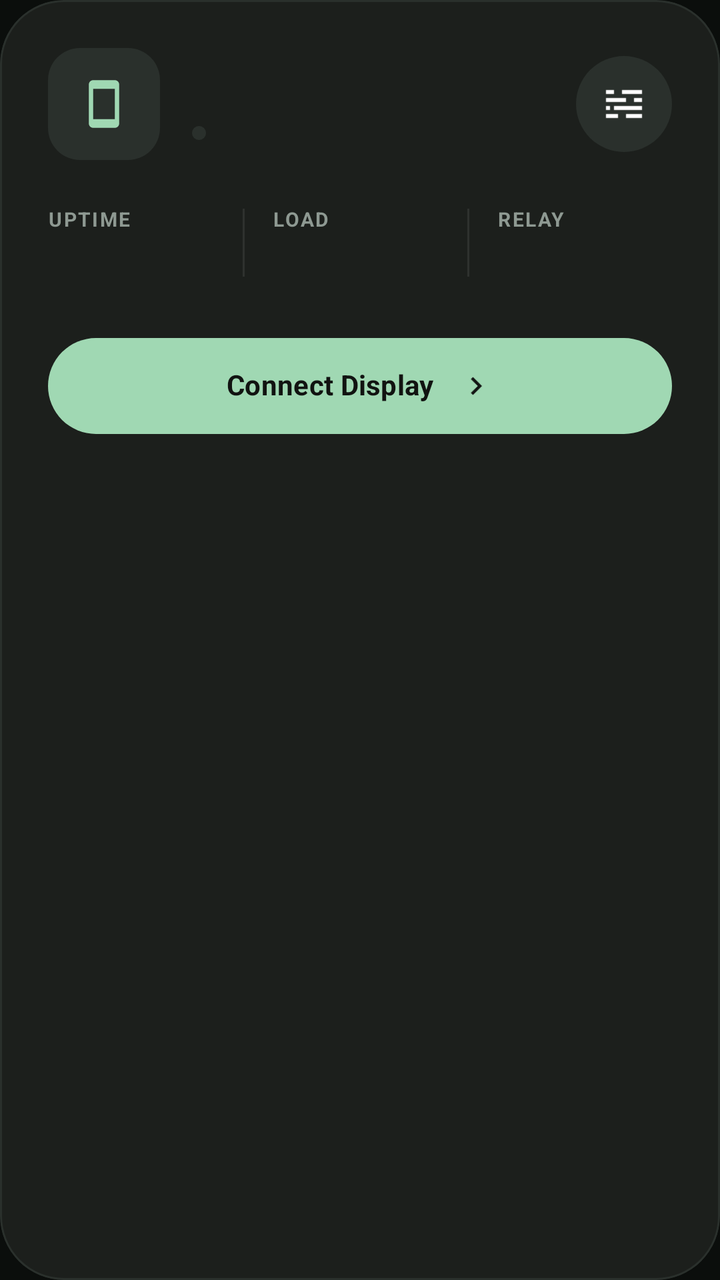
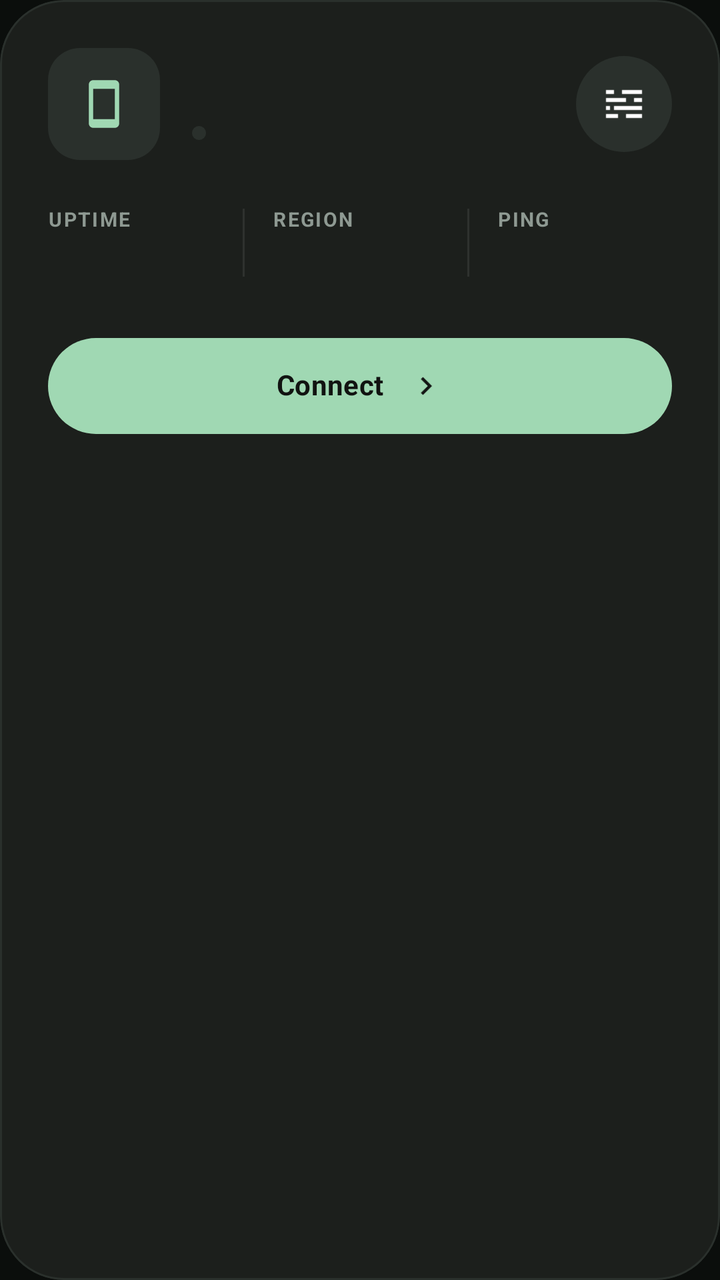

Screens rendered from an Android XML layout before and after an edit, with the pre-edit source and the edit as a unified diff.
<!-- AndroidManifest.xml: application theme Theme.Virtdroid -->
<!-- res/layout/runtime_card.xml -->
<?xml version="1.0" encoding="utf-8"?>
<com.google.android.material.card.MaterialCardView xmlns:android="http://schemas.android.com/apk/res/android"
    xmlns:app="http://schemas.android.com/apk/res-auto"
    android:layout_width="match_parent"
    android:layout_height="wrap_content"
    android:layout_marginBottom="20dp"
    app:cardBackgroundColor="@color/v_surface"
    app:cardCornerRadius="32dp"
    app:cardElevation="0dp"
    app:strokeColor="@color/v_border"
    app:strokeWidth="1dp">

    <LinearLayout
        android:layout_width="match_parent"
        android:layout_height="wrap_content"
        android:orientation="vertical"
        android:padding="24dp">

        <LinearLayout
            android:layout_width="match_parent"
            android:layout_height="wrap_content"
            android:gravity="center_vertical"
            android:orientation="horizontal">

            <FrameLayout
                android:layout_width="56dp"
                android:layout_height="56dp"
                android:background="@drawable/bg_surface_light_16">

                <ImageView
                    android:id="@+id/runtimeIcon"
                    android:layout_width="26dp"
                    android:layout_height="26dp"
                    android:layout_gravity="center"
                    android:src="@drawable/ic_phone"
                    android:tint="@color/v_accent" />
            </FrameLayout>

            <LinearLayout
                android:layout_width="0dp"
                android:layout_height="wrap_content"
                android:layout_marginStart="16dp"
                android:layout_weight="1"
                android:orientation="vertical">

                <TextView
                    android:id="@+id/runtimeTitleText"
                    android:layout_width="match_parent"
                    android:layout_height="wrap_content"
                    android:ellipsize="end"
                    android:fontFamily="sans"
                    android:includeFontPadding="false"
                    android:maxLines="1"
                    android:textColor="@color/v_text_primary"
                    android:textSize="19sp"
                    android:textStyle="bold" />

                <LinearLayout
                    android:layout_width="match_parent"
                    android:layout_height="wrap_content"
                    android:layout_marginTop="7dp"
                    android:gravity="center_vertical"
                    android:orientation="horizontal">

                    <View
                        android:id="@+id/runtimeStatusDot"
                        android:layout_width="7dp"
                        android:layout_height="7dp"
                        android:layout_marginEnd="7dp"
                        android:background="@drawable/bg_dot_muted" />

                    <TextView
                        android:id="@+id/runtimeSubtitleText"
                        android:layout_width="0dp"
                        android:layout_height="wrap_content"
                        android:layout_weight="1"
                        android:ellipsize="end"
                        android:fontFamily="sans"
                        android:includeFontPadding="false"
                        android:maxLines="1"
                        android:textColor="@color/v_text_muted"
                        android:textSize="13sp" />
                </LinearLayout>
            </LinearLayout>

            <ImageButton
                android:id="@+id/runtimeControlsButton"
                android:layout_width="48dp"
                android:layout_height="48dp"
                android:background="@drawable/bg_surface_light_circle"
                android:contentDescription="@string/runtime_controls"
                android:padding="13dp"
                android:src="@drawable/ic_tune"
                android:tint="@color/v_text_primary" />
        </LinearLayout>

        <LinearLayout
            android:id="@+id/runtimeStatsRow"
            android:layout_width="match_parent"
            android:layout_height="wrap_content"
            android:layout_marginTop="24dp"
            android:gravity="center_vertical"
            android:orientation="horizontal">

            <LinearLayout
                android:layout_width="0dp"
                android:layout_height="wrap_content"
                android:layout_weight="1"
                android:orientation="vertical">

                <TextView
                    android:id="@+id/runtimeStatOneLabel"
                    android:layout_width="wrap_content"
                    android:layout_height="wrap_content"
                    android:fontFamily="sans"
                    android:includeFontPadding="false"
                    android:letterSpacing="0.08"
                    android:text="@string/runtime_stat_one_label"
                    android:textAllCaps="true"
                    android:textColor="@color/v_text_muted"
                    android:textSize="10sp"
                    android:textStyle="bold" />

                <TextView
                    android:id="@+id/runtimeStatOneValue"
                    android:layout_width="wrap_content"
                    android:layout_height="wrap_content"
                    android:layout_marginTop="7dp"
                    android:fontFamily="sans"
                    android:includeFontPadding="false"
                    android:textColor="@color/v_text_primary"
                    android:textSize="14sp"
                    android:textStyle="bold" />
            </LinearLayout>

            <View
                android:layout_width="1dp"
                android:layout_height="34dp"
                android:layout_marginStart="10dp"
                android:layout_marginEnd="14dp"
                android:background="@color/v_border_soft" />

            <LinearLayout
                android:layout_width="0dp"
                android:layout_height="wrap_content"
                android:layout_weight="1"
                android:orientation="vertical">

                <TextView
                    android:id="@+id/runtimeStatTwoLabel"
                    android:layout_width="wrap_content"
                    android:layout_height="wrap_content"
                    android:fontFamily="sans"
                    android:includeFontPadding="false"
                    android:letterSpacing="0.08"
                    android:text="@string/runtime_stat_two_label"
                    android:textAllCaps="true"
                    android:textColor="@color/v_text_muted"
                    android:textSize="10sp"
                    android:textStyle="bold" />

                <TextView
                    android:id="@+id/runtimeStatTwoValue"
                    android:layout_width="wrap_content"
                    android:layout_height="wrap_content"
                    android:layout_marginTop="7dp"
                    android:fontFamily="sans"
                    android:includeFontPadding="false"
                    android:textColor="@color/v_text_primary"
                    android:textSize="14sp"
                    android:textStyle="bold" />
            </LinearLayout>

            <View
                android:layout_width="1dp"
                android:layout_height="34dp"
                android:layout_marginStart="10dp"
                android:layout_marginEnd="14dp"
                android:background="@color/v_border_soft" />

            <LinearLayout
                android:layout_width="0dp"
                android:layout_height="wrap_content"
                android:layout_weight="1"
                android:orientation="vertical">

                <TextView
                    android:id="@+id/runtimeStatThreeLabel"
                    android:layout_width="wrap_content"
                    android:layout_height="wrap_content"
                    android:fontFamily="sans"
                    android:includeFontPadding="false"
                    android:letterSpacing="0.08"
                    android:text="@string/runtime_stat_three_label"
                    android:textAllCaps="true"
                    android:textColor="@color/v_text_muted"
                    android:textSize="10sp"
                    android:textStyle="bold" />

                <TextView
                    android:id="@+id/runtimeStatThreeValue"
                    android:layout_width="wrap_content"
                    android:layout_height="wrap_content"
                    android:layout_marginTop="7dp"
                    android:fontFamily="sans"
                    android:includeFontPadding="false"
                    android:textColor="@color/v_text_primary"
                    android:textSize="14sp"
                    android:textStyle="bold" />
            </LinearLayout>
        </LinearLayout>

        <com.google.android.material.button.MaterialButton
            android:id="@+id/connectRuntimeButton"
            android:layout_width="match_parent"
            android:layout_height="56dp"
            android:layout_marginTop="26dp"
            android:fontFamily="sans"
            android:includeFontPadding="false"
            android:minHeight="56dp"
            android:text="@string/runtime_connect_display"
            android:textSize="14sp"
            android:textStyle="bold"
            app:backgroundTint="@color/v_accent"
            app:icon="@drawable/ic_chevron_right"
            app:iconGravity="textEnd"
            app:iconPadding="12dp"
            app:iconTint="@color/v_bg"
            app:rippleColor="@color/v_accent_soft" />

        <LinearLayout
            android:id="@+id/runtimeActionRow"
            android:layout_width="match_parent"
            android:layout_height="wrap_content"
            android:layout_marginTop="24dp"
            android:gravity="center_vertical"
            android:orientation="horizontal"
            android:visibility="gone">

            <com.google.android.material.button.MaterialButton
                android:id="@+id/startRuntimeButton"
                style="?attr/materialButtonOutlinedStyle"
                android:layout_width="0dp"
                android:layout_height="56dp"
                android:layout_weight="1"
                android:fontFamily="sans"
                android:includeFontPadding="false"
                android:minHeight="56dp"
                android:text="@string/runtime_start"
                android:textSize="14sp"
                android:textStyle="bold"
                app:backgroundTint="@color/v_surface_2"
                app:icon="@drawable/ic_play"
                app:iconGravity="textStart"
                app:iconPadding="12dp"
                app:iconTint="@color/v_accent"
                app:strokeColor="@color/v_border"
                app:strokeWidth="1dp" />

            <ImageButton
                android:id="@+id/deleteRuntimeButton"
                android:layout_width="56dp"
                android:layout_height="56dp"
                android:layout_marginStart="12dp"
                android:background="@drawable/bg_red_soft_24"
                android:contentDescription="@string/runtime_delete"
                android:padding="15dp"
                android:src="@drawable/ic_delete"
                android:tint="@color/v_danger" />
        </LinearLayout>

        <TextView
            android:id="@+id/runtimeErrorText"
            android:layout_width="match_parent"
            android:layout_height="wrap_content"
            android:layout_marginTop="16dp"
            android:fontFamily="sans"
            android:includeFontPadding="false"
            android:textColor="@color/v_danger"
            android:textSize="13sp"
            android:visibility="gone" />
    </LinearLayout>
</com.google.android.material.card.MaterialCardView>
<!-- resources referenced by this layout -->
<resources>
  <color name="v_accent">#A0D8B3</color>
  <color name="v_accent_soft">#1AA0D8B3</color>
  <color name="v_bg">#131514</color>
  <color name="v_border">#2A302C</color>
  <color name="v_border_soft">#14FFFFFF</color>
  <color name="v_danger">#EF4444</color>
  <color name="v_surface">#1C1F1C</color>
  <color name="v_surface_2">#202321</color>
  <color name="v_text_muted">#8E9992</color>
  <color name="v_text_primary">#FFFFFFFF</color>
  <!-- drawable bg_dot_muted (drawable) -->
  <?xml version="1.0" encoding="utf-8"?>
  <shape
      xmlns:android="http://schemas.android.com/apk/res/android"
      android:shape="oval">
      <solid
          android:color="@color/v_surface_light" />
  </shape>
  <!-- drawable bg_red_soft_24 (drawable) -->
  <?xml version="1.0" encoding="utf-8"?>
  <shape
      xmlns:android="http://schemas.android.com/apk/res/android"
      android:shape="rectangle">
      <solid
          android:color="@color/v_danger_soft" />
      <corners
          android:radius="24dp" />
      <stroke
          android:width="1dp"
          android:color="#33EF4444" />
  </shape>
  <!-- drawable bg_surface_light_16 (drawable) -->
  <?xml version="1.0" encoding="utf-8"?>
  <shape
      xmlns:android="http://schemas.android.com/apk/res/android"
      android:shape="rectangle">
      <solid
          android:color="@color/v_surface_light" />
      <corners
          android:radius="16dp" />
  </shape>
  <!-- drawable bg_surface_light_circle (drawable) -->
  <?xml version="1.0" encoding="utf-8"?>
  <shape
      xmlns:android="http://schemas.android.com/apk/res/android"
      android:shape="oval">
      <solid
          android:color="@color/v_surface_light" />
  </shape>
  <!-- drawable ic_play (drawable) -->
  <?xml version="1.0" encoding="utf-8"?>
  <vector xmlns:android="http://schemas.android.com/apk/res/android"
      android:width="24dp"
      android:height="24dp"
      android:viewportWidth="24"
      android:viewportHeight="24">
      <path
          android:fillColor="#B7E8BE"
          android:pathData="M8,5v14l11,-7z" />
  </vector>
  <string name="runtime_connect_display">Connect Display</string>
  <string name="runtime_controls">Controls</string>
  <string name="runtime_delete">Delete</string>
  <string name="runtime_start">Start</string>
  <string name="runtime_stat_one_label">UPTIME</string>
  <string name="runtime_stat_three_label">RELAY</string>
  <string name="runtime_stat_two_label">LOAD</string>
  <color name="v_surface_light">#2A302C</color>
  <color name="v_danger_soft">#1AEF4444</color>
  <color name="virtdroid_primary">#A9DCB5</color>
  <color name="virtdroid_on_primary">#111311</color>
  <color name="virtdroid_secondary">#262D28</color>
  <color name="virtdroid_surface">#0B0E0C</color>
  <color name="virtdroid_on_surface">#F3F5F2</color>
  <color name="virtdroid_error">#C86D64</color>
  <style name="Widget.Virtdroid.Card" parent="Widget.Material3.CardView.Filled">
          <item name="cardBackgroundColor">@color/virtdroid_card_surface</item>
          <item name="strokeColor">@color/virtdroid_card_stroke</item>
          <item name="strokeWidth">1dp</item>
          <item name="cardCornerRadius">30dp</item>
          <item name="cardElevation">0dp</item>
      </style>
  <color name="virtdroid_card_surface">#181D1A</color>
  <color name="virtdroid_card_stroke">#14303931</color>
  <style name="ShapeAppearance.Virtdroid.Pill" parent="ShapeAppearance.Material3.MediumComponent">
          <item name="cornerFamily">rounded</item>
          <item name="cornerSize">999dp</item>
      </style>
  <color name="virtdroid_card_stroke_soft">#0E2B3430</color>
  <color name="virtdroid_surface_alt">#151A17</color>
  <color name="virtdroid_on_surface_muted">#737B75</color>
  <style name="ShapeAppearance.Virtdroid.Input" parent="ShapeAppearance.Material3.LargeComponent">
          <item name="cornerFamily">rounded</item>
          <item name="cornerSize">28dp</item>
      </style>
  <!-- unchanged entries left out for length: 8 -->
</resources>

<!-- the commit's change to res/layout/runtime_card.xml (unified diff, before → after) -->
@@ -258,6 +258,17 @@
                 app:strokeWidth="1dp" />
 
             <ImageButton
+                android:id="@+id/actionControlsButton"
+                android:layout_width="56dp"
+                android:layout_height="56dp"
+                android:layout_marginStart="12dp"
+                android:background="@drawable/bg_surface_light_circle"
+                android:contentDescription="@string/runtime_controls"
+                android:padding="15dp"
+                android:src="@drawable/ic_tune"
+                android:tint="@color/v_text_muted" />
+
+            <ImageButton
                 android:id="@+id/deleteRuntimeButton"
                 android:layout_width="56dp"
                 android:layout_height="56dp"
<!-- resource entries referenced after the edit -->
@@ -60,13 +60,13 @@
           android:fillColor="#B7E8BE"
           android:pathData="M8,5v14l11,-7z" />
   </vector>
-  <string name="runtime_connect_display">Connect Display</string>
+  <string name="runtime_connect_display">Connect</string>
   <string name="runtime_controls">Controls</string>
   <string name="runtime_delete">Delete</string>
-  <string name="runtime_start">Start</string>
+  <string name="runtime_start">Start Node</string>
   <string name="runtime_stat_one_label">UPTIME</string>
-  <string name="runtime_stat_three_label">RELAY</string>
-  <string name="runtime_stat_two_label">LOAD</string>
+  <string name="runtime_stat_three_label">PING</string>
+  <string name="runtime_stat_two_label">REGION</string>
   <color name="v_surface_light">#2A302C</color>
   <color name="v_danger_soft">#1AEF4444</color>
   <color name="virtdroid_primary">#A9DCB5</color>
